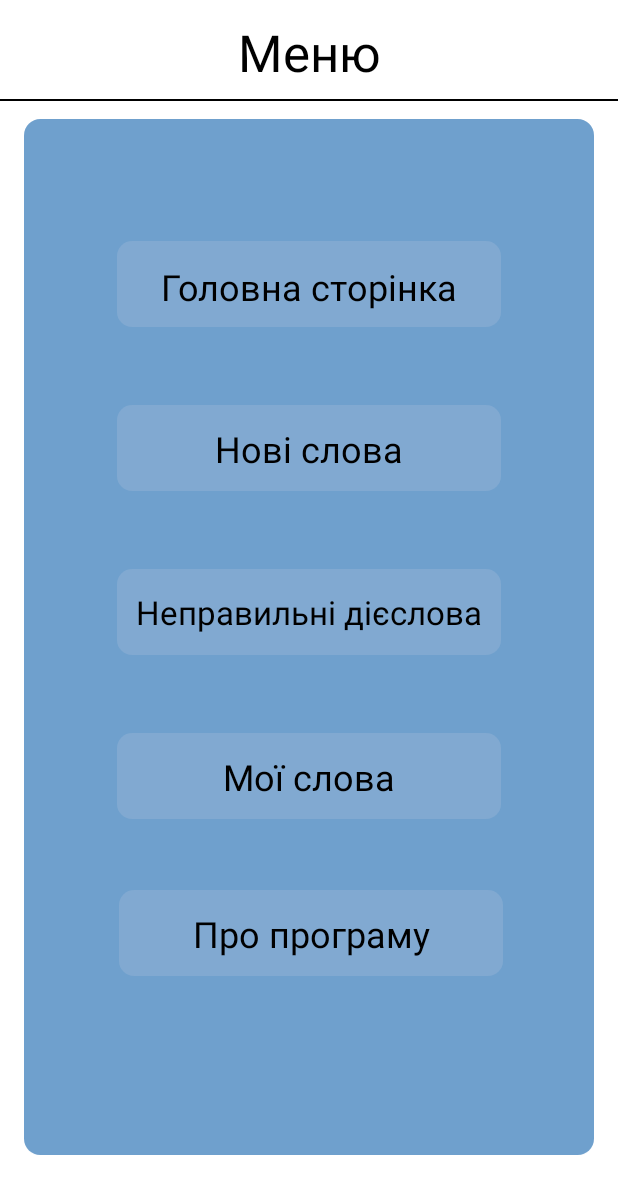
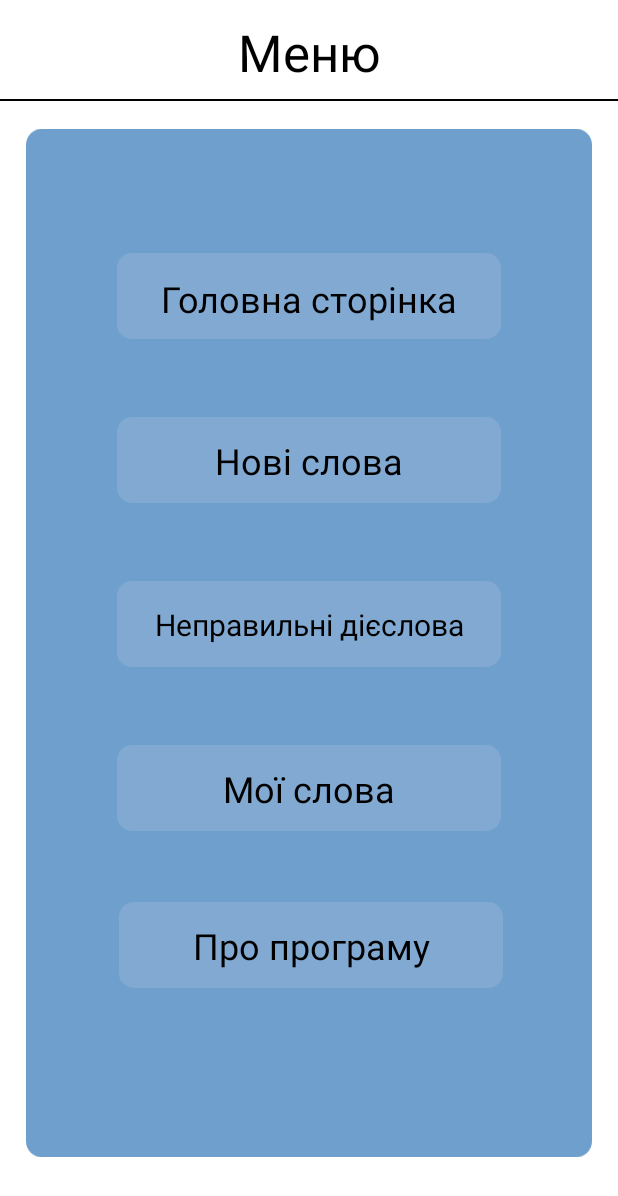
Before and after one commit to DmytroTurchyn1/Flash_Cards_Mobile, an Android app: the MenuActivity screen opened directly, with no data from a screen before it, on a phone screen of 412 x 824 dp. Shown: the top 1196 px of the screen. Run offline under Robolectric (Android 15) with nearby library versions, the phone set to English and light mode, and no system bars.

```diff
--- a/app/src/main/java/com/app/flashcards/feature/main/MainView.kt
+++ b/app/src/main/java/com/app/flashcards/feature/main/MainView.kt
@@ -3,4 +3,6 @@ package com.app.flashcards.feature.main
 interface MainView {
     fun navigateToMenuActivity()
     fun initAdmob()
+    fun get_token()
+    fun askNotificationPermission()
 }
--- a/app/src/main/res/layout/activity_about_me.xml
+++ b/app/src/main/res/layout/activity_about_me.xml
@@ -18,7 +18,7 @@
 
 
         <TextView
-            android:id="@+id/tvName"
+            android:id="@+id/tvMenuName"
             android:layout_width="wrap_content"
             android:layout_height="48dp"
             android:elevation="80dp"
--- a/app/src/main/res/layout/activity_add_word.xml
+++ b/app/src/main/res/layout/activity_add_word.xml
@@ -19,7 +19,7 @@
 
 
         <TextView
-            android:id="@+id/tvName"
+            android:id="@+id/tvMenuName"
             android:layout_width="wrap_content"
             android:layout_height="42dp"
             android:elevation="80dp"
--- a/app/src/main/res/layout/activity_irregular_words.xml
+++ b/app/src/main/res/layout/activity_irregular_words.xml
@@ -18,7 +18,7 @@
 
 
         <TextView
-            android:id="@+id/tvName"
+            android:id="@+id/tvMenuName"
             android:layout_width="wrap_content"
             android:layout_height="42dp"
             android:elevation="80dp"
--- a/app/src/main/res/layout/activity_menu.xml
+++ b/app/src/main/res/layout/activity_menu.xml
@@ -19,7 +19,7 @@
 
 
         <TextView
-            android:id="@+id/tvName"
+            android:id="@+id/tvMenuName"
             android:layout_width="wrap_content"
             android:layout_height="43dp"
             android:elevation="80dp"
@@ -51,13 +51,14 @@
     </androidx.constraintlayout.widget.ConstraintLayout>
 
     <ImageView
-        android:id="@+id/imageView4"
-        android:layout_width="380dp"
-        android:layout_height="788dp"
+        android:id="@+id/ivMenuRectangle"
+        android:layout_width="377dp"
+        android:layout_height="780dp"
         android:layout_marginStart="7dp"
-        android:layout_marginTop="5dp"
+        android:layout_marginTop="7dp"
         android:layout_marginEnd="8dp"
         android:layout_marginBottom="5dp"
+        android:contentDescription="image"
         app:layout_constraintBottom_toBottomOf="parent"
         app:layout_constraintEnd_toEndOf="parent"
         app:layout_constraintStart_toStartOf="parent"
@@ -71,10 +72,11 @@
         android:layout_height="wrap_content"
         android:layout_marginTop="120dp"
         android:backgroundTint="#00FFFFFF"
-        app:layout_constraintEnd_toEndOf="@+id/imageView4"
-        app:layout_constraintStart_toStartOf="@+id/imageView4"
-        app:layout_constraintTop_toTopOf="@+id/imageView4"
-        app:srcCompat="@drawable/ic_frame" />
+        app:layout_constraintEnd_toEndOf="@+id/ivMenuRectangle"
+        app:layout_constraintStart_toStartOf="@+id/ivMenuRectangle"
+        app:layout_constraintTop_toTopOf="@+id/ivMenuRectangle"
+        app:srcCompat="@drawable/ic_frame"
+        android:contentDescription="@string/btn_main_page"/>
 
     <ImageButton
         android:id="@+id/btnNewWords"
@@ -82,10 +84,11 @@
         android:layout_height="wrap_content"
         android:layout_marginTop="32dp"
         android:backgroundTint="#00FFFFFF"
-        app:layout_constraintEnd_toEndOf="@+id/imageView4"
-        app:layout_constraintStart_toStartOf="@+id/imageView4"
+        app:layout_constraintEnd_toEndOf="@+id/ivMenuRectangle"
+        app:layout_constraintStart_toStartOf="@+id/ivMenuRectangle"
         app:layout_constraintTop_toBottomOf="@+id/btnMainPage"
-        app:srcCompat="@drawable/ic_frame" />
+        app:srcCompat="@drawable/ic_frame"
+        android:contentDescription="@string/btn_new_words"/>
 
     <ImageButton
         android:id="@+id/btnIrregularWords"
@@ -93,10 +96,11 @@
         android:layout_height="wrap_content"
         android:layout_marginTop="32dp"
         android:backgroundTint="#00FFFFFF"
-        app:layout_constraintEnd_toEndOf="@+id/imageView4"
-        app:layout_constraintStart_toStartOf="@+id/imageView4"
+        app:layout_constraintEnd_toEndOf="@+id/ivMenuRectangle"
+        app:layout_constraintStart_toStartOf="@+id/ivMenuRectangle"
         app:layout_constraintTop_toBottomOf="@+id/btnNewWords"
-        app:srcCompat="@drawable/ic_frame" />
+        app:srcCompat="@drawable/ic_frame"
+        android:contentDescription="@string/btn_irregular_verbs"/>
 
     <ImageButton
         android:id="@+id/btnMyWords"
@@ -104,10 +108,11 @@
         android:layout_height="wrap_content"
         android:layout_marginTop="32dp"
         android:backgroundTint="#00FFFFFF"
-        app:layout_constraintEnd_toEndOf="@+id/imageView4"
-        app:layout_constraintStart_toStartOf="@+id/imageView4"
+        app:layout_constraintEnd_toEndOf="@+id/ivMenuRectangle"
+        app:layout_constraintStart_toStartOf="@+id/ivMenuRectangle"
         app:layout_constraintTop_toBottomOf="@+id/btnIrregularWords"
-        app:srcCompat="@drawable/ic_frame" />
+        app:srcCompat="@drawable/ic_frame"
+        android:contentDescription="@string/btn_my_words"/>
 
     <ImageButton
         android:id="@+id/btnAboutProgram"
@@ -115,13 +120,14 @@
         android:layout_height="68dp"
         android:layout_marginTop="32dp"
         android:backgroundTint="#00FFFFFF"
-        app:layout_constraintBottom_toBottomOf="@+id/imageView4"
-        app:layout_constraintEnd_toEndOf="@+id/imageView4"
+        app:layout_constraintBottom_toBottomOf="@+id/ivMenuRectangle"
+        app:layout_constraintEnd_toEndOf="@+id/ivMenuRectangle"
         app:layout_constraintHorizontal_bias="0.516"
-        app:layout_constraintStart_toStartOf="@+id/imageView4"
+        app:layout_constraintStart_toStartOf="@+id/ivMenuRectangle"
         app:layout_constraintTop_toBottomOf="@+id/btnMyWords"
         app:layout_constraintVertical_bias="0.0"
-        app:srcCompat="@drawable/ic_frame" />
+        app:srcCompat="@drawable/ic_frame"
+        android:contentDescription="@string/btn_about_program" />
 
     <TextView
         android:id="@+id/textView"
@@ -154,7 +160,7 @@
         android:layout_height="wrap_content"
         android:text="@string/irregular_words_text"
         android:textColor="#000000"
-        android:textSize="22sp"
+        android:textSize="20sp"
         app:layout_constraintBottom_toBottomOf="@+id/btnIrregularWords"
         app:layout_constraintEnd_toEndOf="@+id/btnIrregularWords"
         app:layout_constraintStart_toStartOf="@+id/btnIrregularWords"
--- a/app/src/main/res/layout/activity_my_words.xml
+++ b/app/src/main/res/layout/activity_my_words.xml
@@ -18,7 +18,7 @@
 
 
         <TextView
-            android:id="@+id/tvName"
+            android:id="@+id/tvMenuName"
             android:layout_width="wrap_content"
             android:layout_height="42dp"
             android:elevation="80dp"
--- a/app/src/main/res/layout/activity_new_words.xml
+++ b/app/src/main/res/layout/activity_new_words.xml
@@ -19,7 +19,7 @@
 
         <TextView
 
-            android:id="@+id/tvName"
+            android:id="@+id/tvMenuName"
             android:layout_width="wrap_content"
             android:layout_height="44dp"
             android:elevation="80dp"
--- a/app/src/main/res/values/strings.xml
+++ b/app/src/main/res/values/strings.xml
@@ -31,4 +31,10 @@
     <string name="irregular_words_text">Неправильні дієслова</string>
     <string name="web">Мій сайт:</string>
     <string name="input_words">Будь ласка введіть слова!</string>
+    <string name="btn_main_page" translatable="false" >btn_main_page</string>
+    <string name="btn_new_words" translatable="false" >btn_new_words</string>
+    <string name="btn_irregular_verbs" translatable="false" >btn_irregular_verbs</string>
+    <string name="btn_my_words" translatable="false" >btn_my_words</string>
+    <string name="btn_about_program" translatable="false" >btn_about_program</string>
+
 </resources>
```
Also changed, not shown: app/build.gradle (+9 -4 lines), app/src/main/AndroidManifest.xml (+9 -0 lines), app/src/main/java/com/app/flashcards/MyFirebaseMessagingService.kt (added, +17 -0 lines), app/src/main/java/com/app/flashcards/feature/aboutme/AboutMeActivity.kt (+5 -9 lines), app/src/main/java/com/app/flashcards/feature/main/MainActivity.kt (+110 -12 lines), app/src/main/res/layout/activity_learn_words.xml (+6 -5 lines), app/src/main/res/layout/activity_main.xml (+6 -6 lines), app/src/main/res/layout/notification.xml (added, +37 -0 lines).
